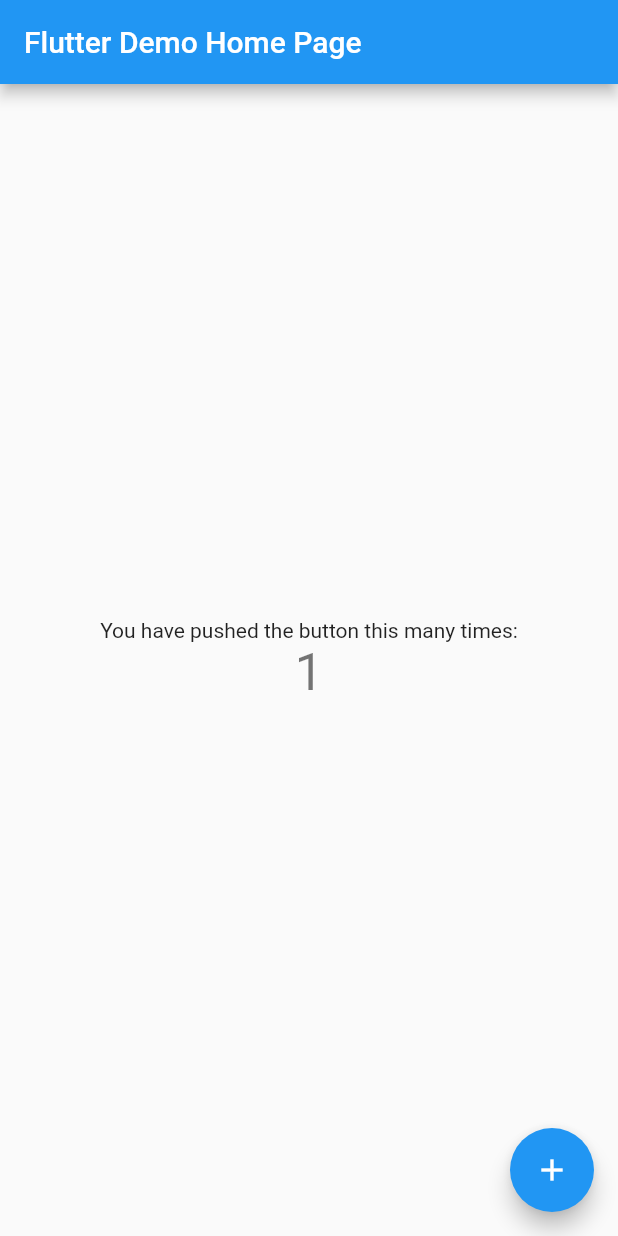
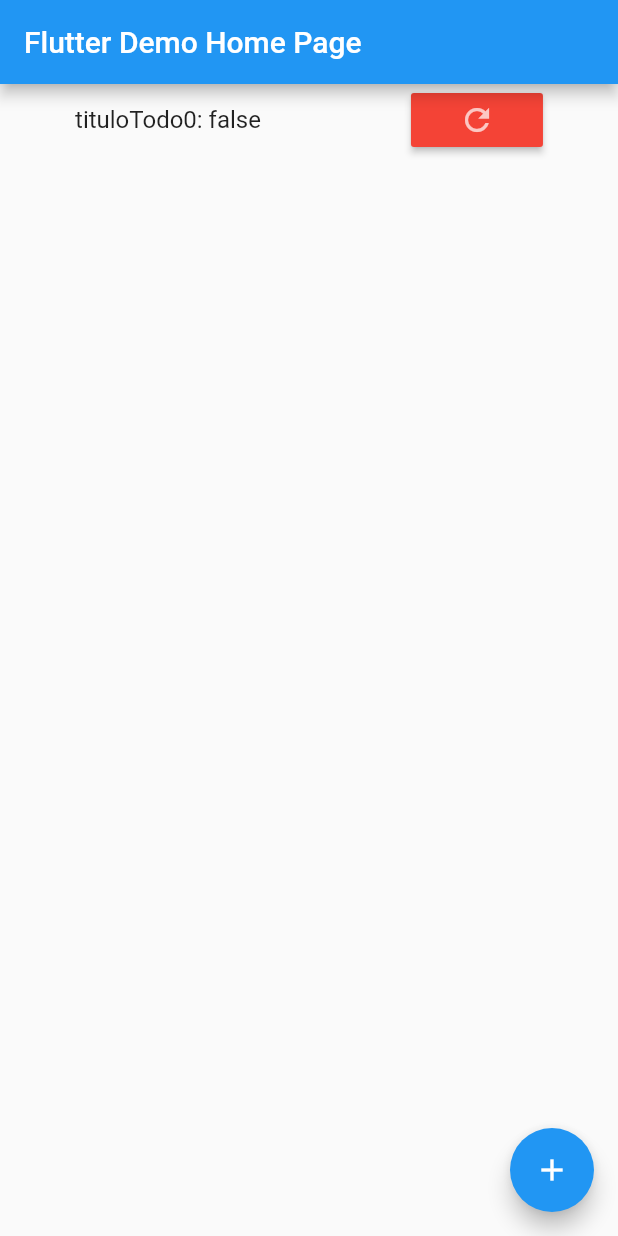
Before and after one commit to rlazom/flutter_new_provider_todo, a Flutter app: the screen it shows after launch, after a tap on the "add" icon, on a phone screen of 412 x 824 dp. Run offline on Flutter 3.47's test engine with Material 2 defaults, Android fonts, the phone set to English and light mode, and no system bars.

Commit message:
Create the example with the Provider plugin

```diff
--- a/lib/main.dart
+++ b/lib/main.dart
@@ -1,4 +1,8 @@
 import 'package:flutter/material.dart';
+import 'package:provider/provider.dart';
+
+import 'notifiers/todo_list.dart';
+import 'views/home.dart';
 
 void main() {
   runApp(MyApp());
@@ -11,107 +15,13 @@ class MyApp extends StatelessWidget {
     return MaterialApp(
       title: 'Flutter Demo',
       theme: ThemeData(
-        // This is the theme of your application.
-        //
-        // Try running your application with "flutter run". You'll see the
-        // application has a blue toolbar. Then, without quitting the app, try
-        // changing the primarySwatch below to Colors.green and then invoke
-        // "hot reload" (press "r" in the console where you ran "flutter run",
-        // or simply save your changes to "hot reload" in a Flutter IDE).
-        // Notice that the counter didn't reset back to zero; the application
-        // is not restarted.
         primarySwatch: Colors.blue,
-        // This makes the visual density adapt to the platform that you run
-        // the app on. For desktop platforms, the controls will be smaller and
-        // closer together (more dense) than on mobile platforms.
         visualDensity: VisualDensity.adaptivePlatformDensity,
       ),
-      home: MyHomePage(title: 'Flutter Demo Home Page'),
+      home: ChangeNotifierProvider<TodoList>(
+        create: (context) => TodoList(),
+        child: MyHomePage(title: 'Flutter Demo Home Page'),
+      ),
     );
   }
 }
-
-class MyHomePage extends StatefulWidget {
-  MyHomePage({Key key, this.title}) : super(key: key);
-
-  // This widget is the home page of your application. It is stateful, meaning
-  // that it has a State object (defined below) that contains fields that affect
-  // how it looks.
-
-  // This class is the configuration for the state. It holds the values (in this
-  // case the title) provided by the parent (in this case the App widget) and
-  // used by the build method of the State. Fields in a Widget subclass are
-  // always marked "final".
-
-  final String title;
-
-  @override
-  _MyHomePageState createState() => _MyHomePageState();
-}
-
-class _MyHomePageState extends State<MyHomePage> {
-  int _counter = 0;
-
-  void _incrementCounter() {
-    setState(() {
-      // This call to setState tells the Flutter framework that something has
-      // changed in this State, which causes it to rerun the build method below
-      // so that the display can reflect the updated values. If we changed
-      // _counter without calling setState(), then the build method would not be
-      // called again, and so nothing would appear to happen.
-      _counter++;
-    });
-  }
-
-  @override
-  Widget build(BuildContext context) {
-    // This method is rerun every time setState is called, for instance as done
-    // by the _incrementCounter method above.
-    //
-    // The Flutter framework has been optimized to make rerunning build methods
-    // fast, so that you can just rebuild anything that needs updating rather
-    // than having to individually change instances of widgets.
-    return Scaffold(
-      appBar: AppBar(
-        // Here we take the value from the MyHomePage object that was created by
-        // the App.build method, and use it to set our appbar title.
-        title: Text(widget.title),
-      ),
-      body: Center(
-        // Center is a layout widget. It takes a single child and positions it
-        // in the middle of the parent.
-        child: Column(
-          // Column is also a layout widget. It takes a list of children and
-          // arranges them vertically. By default, it sizes itself to fit its
-          // children horizontally, and tries to be as tall as its parent.
-          //
-          // Invoke "debug painting" (press "p" in the console, choose the
-          // "Toggle Debug Paint" action from the Flutter Inspector in Android
-          // Studio, or the "Toggle Debug Paint" command in Visual Studio Code)
-          // to see the wireframe for each widget.
-          //
-          // Column has various properties to control how it sizes itself and
-          // how it positions its children. Here we use mainAxisAlignment to
-          // center the children vertically; the main axis here is the vertical
-          // axis because Columns are vertical (the cross axis would be
-          // horizontal).
-          mainAxisAlignment: MainAxisAlignment.center,
-          children: <Widget>[
-            Text(
-              'You have pushed the button this many times:',
-            ),
-            Text(
-              '$_counter',
-              style: Theme.of(context).textTheme.headline4,
-            ),
-          ],
-        ),
-      ),
-      floatingActionButton: FloatingActionButton(
-        onPressed: _incrementCounter,
-        tooltip: 'Increment',
-        child: Icon(Icons.add),
-      ), // This trailing comma makes auto-formatting nicer for build methods.
-    );
-  }
-}
--- /dev/null
+++ b/lib/models/todo.dart
@@ -0,0 +1,16 @@
+import 'package:flutter/material.dart';
+
+class Todo extends ChangeNotifier {
+  final String id;
+  String title;
+  bool done;
+
+  Todo({@required this.id, this.title, this.done = false});
+
+
+  /// Toggles the value of the item and notify to listeners
+  void toggle() {
+    this.done = !this.done;
+    notifyListeners();
+  }
+}
--- /dev/null
+++ b/lib/notifiers/todo_list.dart
@@ -0,0 +1,25 @@
+import 'package:flutter/foundation.dart';
+import 'package:flutter_new_provider_todo/models/todo.dart';
+
+/// This class represents a model
+/// that notify listeners when it has some changes
+class TodoList extends ChangeNotifier {
+  List<Todo> _list = new List<Todo>();
+
+  List<Todo> get list => _list;
+
+  void add(Todo newItem) {
+    this._list.add(newItem);
+    notifyListeners();
+  }
+
+  void remove(Todo removedItem) {
+    this._list.remove(removedItem);
+    notifyListeners();
+  }
+
+  void clearDoneItems() {
+    this._list.removeWhere((Todo element) => element.done);
+    notifyListeners();
+  }
+}
--- /dev/null
+++ b/lib/views/home.dart
@@ -0,0 +1,25 @@
+import 'package:flutter/material.dart';
+
+import '../widgets/todo_list_wdt.dart';
+import '../widgets/add_button.dart';
+
+class MyHomePage extends StatelessWidget {
+  final String title;
+
+  const MyHomePage({Key key, this.title}) : super(key: key);
+
+  @override
+  Widget build(BuildContext context) {
+    print('rebuilding Home View');
+
+    return Scaffold(
+      appBar: AppBar(
+        title: Text(title),
+      ),
+      body: Center(
+        child: TodoListWdt(),
+      ),
+      floatingActionButton: AddButton(),
+    );
+  }
+}
--- /dev/null
+++ b/lib/widgets/add_button.dart
@@ -0,0 +1,23 @@
+import 'package:flutter/material.dart';
+import 'package:provider/provider.dart';
+
+import '../models/todo.dart';
+import '../notifiers/todo_list.dart';
+
+class AddButton extends StatelessWidget {
+  @override
+  Widget build(BuildContext context) {
+    final todoList = Provider.of<TodoList>(context, listen: false);
+    print('build IncrementButton');
+
+    return FloatingActionButton(
+      onPressed: () {
+        todoList.add(
+          new Todo(id: '${todoList.list.length}', title: 'tituloTodo${todoList.list.length}')
+        );
+      },
+      tooltip: 'Increment',
+      child: Icon(Icons.add),
+    );
+  }
+}
--- /dev/null
+++ b/lib/widgets/todo_list_item_display.dart
@@ -0,0 +1,22 @@
+import 'package:flutter/material.dart';
+import 'package:provider/provider.dart';
+
+import '../models/todo.dart';
+
+class TodoListItemDisplay extends StatelessWidget {
+  @override
+  Widget build(BuildContext context) {
+    print('rebuilding Todo List Item Display');
+
+    return Consumer<Todo>(
+      builder: (context, todo, child) {
+        print('rebuilding Consumer Todo List Item Display');
+
+        return Text(
+          '${todo.title}: ${todo.done}',
+          style: TextStyle(fontSize: 16.0),
+        );
+      },
+    );
+  }
+}
--- /dev/null
+++ b/lib/widgets/todo_list_item_toggle_button.dart
@@ -0,0 +1,25 @@
+import 'package:flutter/material.dart';
+import 'package:provider/provider.dart';
+
+import '../models/todo.dart';
+
+class TodoListItemToggleButton extends StatelessWidget {
+  @override
+  Widget build(BuildContext context) {
+    print('build Toggle Item Button');
+
+    return Consumer<Todo>(
+      builder: (context, todo, child) {
+        print('rebuilding Consumer Todo List Item Toggle Item Button');
+
+        return new RaisedButton(
+          onPressed: (){
+            todo.toggle();
+          },
+          color: todo.done ? Colors.blue : Colors.red,
+          child: new Icon(Icons.refresh, color: Colors.white70,),
+        );
+      },
+    );
+  }
+}
--- /dev/null
+++ b/lib/widgets/todo_list_item_wdt.dart
@@ -0,0 +1,20 @@
+import 'package:flutter/material.dart';
+
+import 'todo_list_item_display.dart';
+import 'todo_list_item_toggle_button.dart';
+
+
+class TodoListItemWdt extends StatelessWidget {
+  @override
+  Widget build(BuildContext context) {
+    print('rebuilding ToDo List Item: ');
+
+    return new Row(
+      mainAxisAlignment: MainAxisAlignment.spaceAround,
+      children: [
+        TodoListItemDisplay(),
+        TodoListItemToggleButton(),
+      ],
+    );
+  }
+}
--- /dev/null
+++ b/lib/widgets/todo_list_wdt.dart
@@ -0,0 +1,28 @@
+import 'package:flutter/material.dart';
+import 'package:provider/provider.dart';
+
+import '../models/todo.dart';
+import '../notifiers/todo_list.dart';
+import '../widgets/todo_list_item_wdt.dart';
+
+class TodoListWdt extends StatelessWidget {
+  @override
+  Widget build(BuildContext context) {
+    return Consumer<TodoList>(
+      builder: (context, todoList, child) {
+        print('rebuilding Consumer Todo List Item Toggle Item Button');
+
+        return ListView.builder(
+          physics: BouncingScrollPhysics(),
+          itemCount: todoList.list.length,
+          itemBuilder: (context, index) {
+            return ChangeNotifierProvider<Todo>(
+                create: (context) => todoList.list[index],
+                child: new TodoListItemWdt()
+            );
+          },
+        );
+      },
+    );
+  }
+}
--- a/pubspec.yaml
+++ b/pubspec.yaml
@@ -28,6 +28,7 @@ dependencies:
   # The following adds the Cupertino Icons font to your application.
   # Use with the CupertinoIcons class for iOS style icons.
   cupertino_icons: ^0.1.3
+  provider: ^4.1.3
 
 dev_dependencies:
   flutter_test:
```
